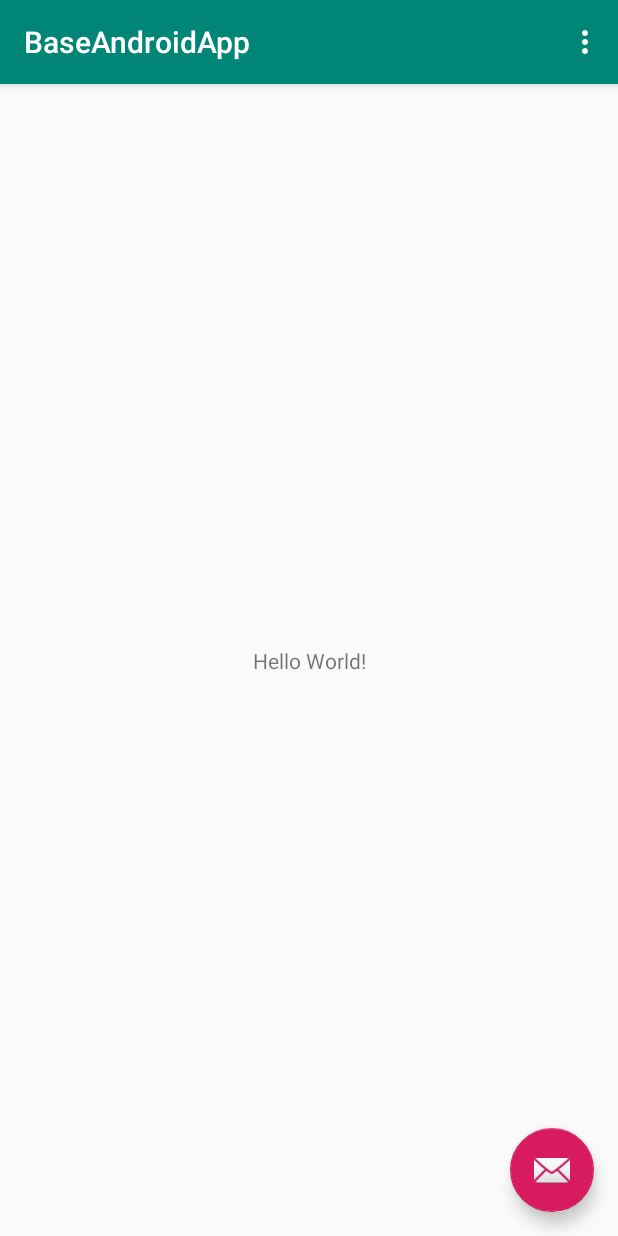
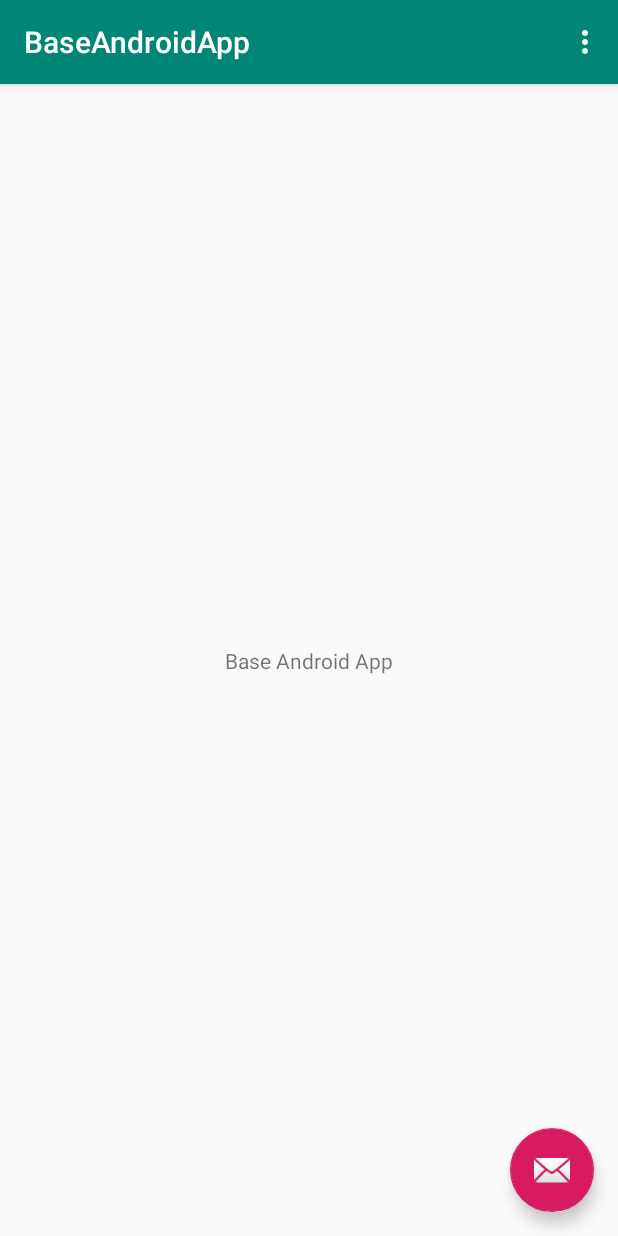
Before and after one commit to zachariasmanuel/BaseAndroidApp, an Android app: the screen it shows after launch (MainActivity), on a phone screen of 412 x 824 dp. Run offline under Robolectric (Android 15) with nearby library versions, the phone set to English and light mode, and no system bars.

Commit message:
Changed the name

```diff
--- a/app/src/main/res/layout/content_main.xml
+++ b/app/src/main/res/layout/content_main.xml
@@ -12,7 +12,7 @@
     <TextView
             android:layout_width="wrap_content"
             android:layout_height="wrap_content"
-            android:text="Hello World!"
+            android:text="Base Android App"
             app:layout_constraintBottom_toBottomOf="parent"
             app:layout_constraintLeft_toLeftOf="parent"
             app:layout_constraintRight_toRightOf="parent"
```
